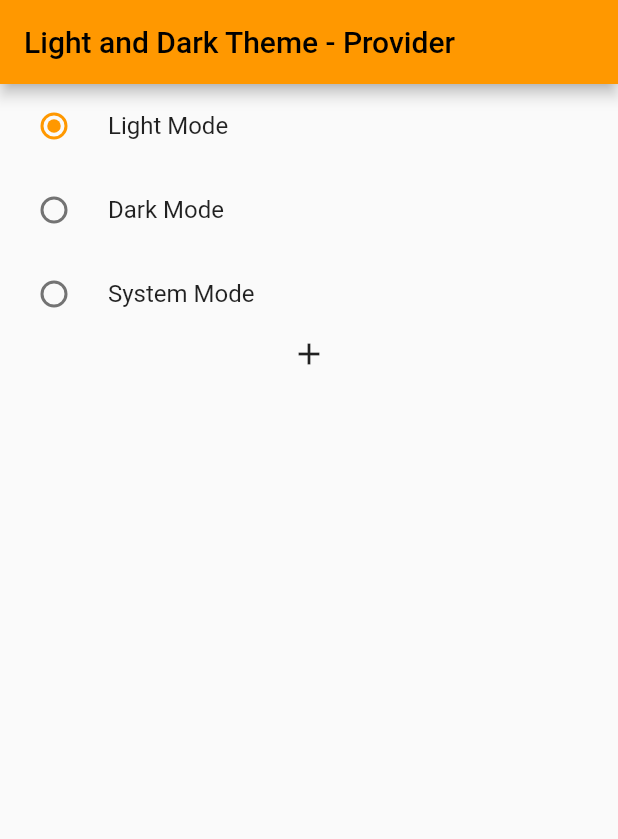
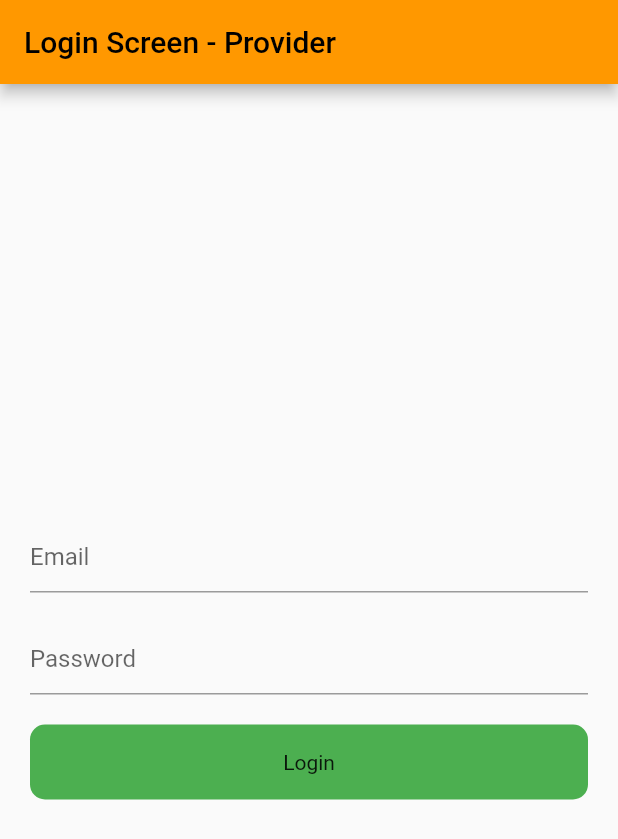
Before and after one commit to Rahul-naik92/provider_usage, a Flutter app: the screen it shows after launch, on a phone screen of 412 x 824 dp. Shown: the top 839 px of the screen. Run offline on Flutter 3.47's test engine with Material 2 defaults, Android fonts, the phone set to English and light mode, and no system bars.

Commit message:
updated the code with API usage provider

```diff
--- a/lib/main.dart
+++ b/lib/main.dart
@@ -1,10 +1,11 @@
 import 'package:flutter/material.dart';
 import 'package:provider/provider.dart';
+import 'package:usage_provider/provider/auth_provider.dart';
 import 'package:usage_provider/provider/count_provider.dart';
 import 'package:usage_provider/provider/example_one_provider.dart';
 import 'package:usage_provider/provider/favourite_provider.dart';
 import 'package:usage_provider/provider/theme_changer_provider.dart';
-import 'package:usage_provider/screen/dark_theme.dart';
+import 'package:usage_provider/screen/login.dart';
 
 void main() {
   runApp(const MyApp());
@@ -30,6 +31,9 @@
         ChangeNotifierProvider(
           create: (_) => ThemChangeProvider(),
         ),
+        ChangeNotifierProvider(
+          create: (_) => AuthProvider(), //provider defined here
+        ),
       ],
       child: Builder(builder: (BuildContext context) {
         final themchanger = Provider.of<ThemChangeProvider>(context);
@@ -45,7 +49,7 @@
               primarySwatch: Colors.purple,
               appBarTheme: const AppBarTheme(backgroundColor: Colors.green),
               iconTheme: const IconThemeData(color: Colors.orange)),
-          home: const DarkTheme(),
+          home: const LoginScreen(), //login screen
         );
       }),
     );
--- /dev/null
+++ b/lib/provider/auth_provider.dart
@@ -0,0 +1,28 @@
+import 'package:flutter/material.dart';
+import 'package:http/http.dart';
+
+class AuthProvider with ChangeNotifier {
+  bool _loading = false;
+  bool get loading => _loading;
+  setLoading(bool value) {
+    _loading = value;
+    notifyListeners();
+  }
+
+  void login(String email, String password) async {
+    setLoading(true);
+    try {
+      Response response = await post(Uri.parse('https://reqres.in/api/login'),
+          body: {"email": email, "password": password});
+      if (response.statusCode == 200) {
+        print('Logged In SuccessFull');
+        setLoading(false);
+      } else {
+        print('Failed to login');
+        setLoading(false);
+      }
+    } catch (e) {
+      print(e.toString());
+    }
+  }
+}
--- /dev/null
+++ b/lib/screen/login.dart
@@ -0,0 +1,70 @@
+import 'package:flutter/material.dart';
+import 'package:provider/provider.dart';
+
+import '../provider/auth_provider.dart';
+
+class LoginScreen extends StatefulWidget {
+  const LoginScreen({Key? key}) : super(key: key);
+
+  @override
+  State<LoginScreen> createState() => _LoginScreenState();
+}
+
+class _LoginScreenState extends State<LoginScreen> {
+  final TextEditingController _email = TextEditingController();
+  final TextEditingController _password = TextEditingController();
+  @override
+  Widget build(BuildContext context) {
+    final authprovider = Provider.of<AuthProvider>(context);
+    return Scaffold(
+      appBar: AppBar(
+        title: const Text('Login Screen - Provider'),
+      ),
+      body: Padding(
+        padding: const EdgeInsets.all(20.0),
+        child: Column(
+          mainAxisAlignment: MainAxisAlignment.center,
+          crossAxisAlignment: CrossAxisAlignment.center,
+          children: [
+            TextFormField(
+              controller: _email,
+              decoration: const InputDecoration(
+                hintText: 'Email',
+              ),
+            ),
+            const SizedBox(
+              height: 20,
+            ),
+            TextFormField(
+              obscureText: true,
+              controller: _password,
+              decoration: const InputDecoration(
+                hintText: 'Password',
+              ),
+            ),
+            const SizedBox(
+              height: 20,
+            ),
+            InkWell(
+              onTap: () {
+                authprovider.login(_email.text, _password.text);
+              },
+              child: Container(
+                height: 50,
+                decoration: BoxDecoration(
+                    color: Colors.green,
+                    borderRadius: BorderRadius.circular(10)),
+                child: Center(
+                    child: authprovider.loading
+                        ? const CircularProgressIndicator(
+                            color: Colors.white,
+                          )
+                        : const Text('Login')),
+              ),
+            ),
+          ],
+        ),
+      ),
+    );
+  }
+}
--- a/pubspec.yaml
+++ b/pubspec.yaml
@@ -36,6 +36,7 @@
   # Use with the CupertinoIcons class for iOS style icons.
   cupertino_icons: ^1.0.2
   provider:
+  http:
 
 dev_dependencies:
   flutter_test:
```
Also changed, not shown: pubspec.lock.
